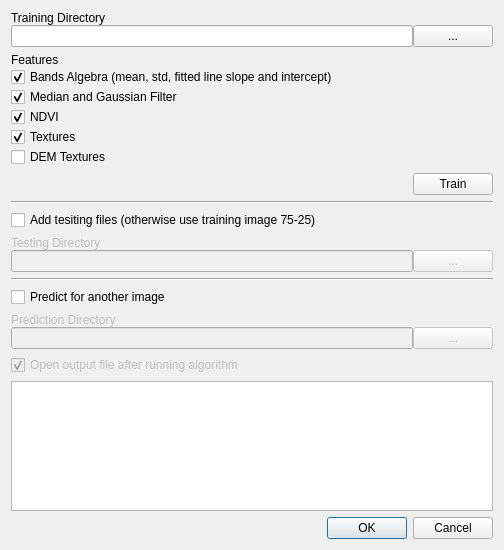
The window that Lumberjack_dialog_base.ui (carobrus/lumberjack_qgis_plugin) describes before a commit, drawn with Qt 5.
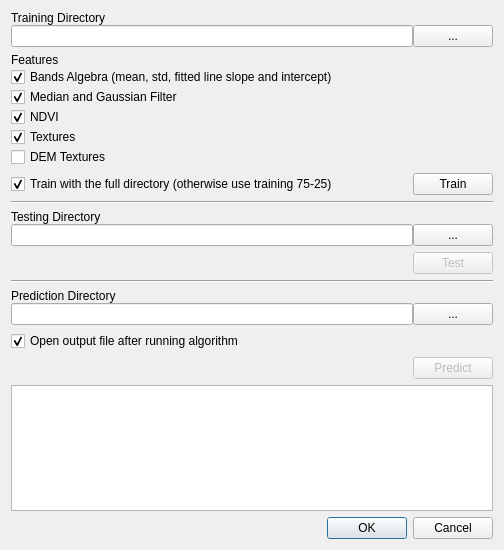
The same window after the commit.

Diff of the .ui file:
```diff
--- a/Lumberjack_dialog_base.ui
+++ b/Lumberjack_dialog_base.ui
@@ -26,6 +26,20 @@
    <string>Lumberjack</string>
   </property>
   <layout class="QGridLayout" name="gridLayout">
+   <item row="30" column="0">
+    <layout class="QVBoxLayout" name="verticalLayout">
+     <item>
+      <widget class="QDialogButtonBox" name="button_box">
+       <property name="orientation">
+        <enum>Qt::Horizontal</enum>
+       </property>
+       <property name="standardButtons">
+        <set>QDialogButtonBox::Cancel|QDialogButtonBox::Ok</set>
+       </property>
+      </widget>
+     </item>
+    </layout>
+   </item>
    <item row="0" column="0">
     <layout class="QVBoxLayout" name="verticalLayout_training_directory">
      <property name="spacing">
@@ -58,7 +72,7 @@
      </item>
     </layout>
    </item>
-   <item row="4" column="0">
+   <item row="5" column="0">
     <widget class="Line" name="line">
      <property name="orientation">
       <enum>Qt::Horizontal</enum>
@@ -85,7 +99,7 @@
      <item>
       <widget class="QLabel" name="label_imageDirectory">
        <property name="enabled">
-        <bool>false</bool>
+        <bool>true</bool>
        </property>
        <property name="text">
         <string>Prediction Directory</string>
@@ -97,7 +111,7 @@
        <item>
         <widget class="QLineEdit" name="lineEdit_predictionDirectoy">
          <property name="enabled">
-          <bool>false</bool>
+          <bool>true</bool>
          </property>
          <property name="clearButtonEnabled">
           <bool>false</bool>
@@ -107,7 +121,7 @@
        <item>
         <widget class="QPushButton" name="pushButton_predictionDirectory">
          <property name="enabled">
-          <bool>false</bool>
+          <bool>true</bool>
          </property>
          <property name="text">
           <string>...</string>
@@ -196,7 +210,7 @@
      <item>
       <widget class="QLabel" name="label_testingDirectory">
        <property name="enabled">
-        <bool>false</bool>
+        <bool>true</bool>
        </property>
        <property name="text">
         <string>Testing Directory</string>
@@ -208,14 +222,14 @@
        <item>
         <widget class="QLineEdit" name="lineEdit_testingDirectory">
          <property name="enabled">
-          <bool>false</bool>
+          <bool>true</bool>
          </property>
         </widget>
        </item>
        <item>
         <widget class="QPushButton" name="pushButton_testingDirectory">
          <property name="enabled">
-          <bool>false</bool>
+          <bool>true</bool>
          </property>
          <property name="text">
           <string>...</string>
@@ -226,48 +240,10 @@
      </item>
     </layout>
    </item>
-   <item row="30" column="0">
-    <layout class="QVBoxLayout" name="verticalLayout">
-     <item>
-      <widget class="QDialogButtonBox" name="button_box">
-       <property name="orientation">
-        <enum>Qt::Horizontal</enum>
-       </property>
-       <property name="standardButtons">
-        <set>QDialogButtonBox::Cancel|QDialogButtonBox::Ok</set>
-       </property>
-      </widget>
-     </item>
-    </layout>
-   </item>
-   <item row="12" column="0">
-    <widget class="Line" name="line_2">
-     <property name="orientation">
-      <enum>Qt::Horizontal</enum>
-     </property>
-    </widget>
-   </item>
-   <item row="5" column="0">
-    <layout class="QVBoxLayout" name="verticalLayout_testing_vector">
-     <property name="spacing">
-      <number>0</number>
-     </property>
-     <item>
-      <widget class="QCheckBox" name="checkBox_testing">
-       <property name="enabled">
-        <bool>true</bool>
-       </property>
-       <property name="text">
-        <string>Add tesiting files (otherwise use training image 75-25)</string>
-       </property>
-      </widget>
-     </item>
-    </layout>
-   </item>
    <item row="13" column="0">
-    <widget class="QCheckBox" name="checkBox_prediction">
-     <property name="text">
-      <string>Predict for another image</string>
+    <widget class="Line" name="line_2">
+     <property name="orientation">
+      <enum>Qt::Horizontal</enum>
      </property>
     </widget>
    </item>
@@ -279,7 +255,7 @@
      <item>
       <widget class="QCheckBox" name="checkBox_addFile">
        <property name="enabled">
-        <bool>false</bool>
+        <bool>true</bool>
        </property>
        <property name="text">
         <string>Open output file after running algorithm</string>
@@ -291,8 +267,48 @@
      </item>
     </layout>
    </item>
-   <item row="2" column="0">
+   <item row="9" column="0">
+    <layout class="QHBoxLayout" name="horizontalLayout_4">
+     <item>
+      <spacer name="horizontalSpacer_2">
+       <property name="orientation">
+        <enum>Qt::Horizontal</enum>
+       </property>
+       <property name="sizeHint" stdset="0">
+        <size>
+         <width>40</width>
+         <height>20</height>
+        </size>
+       </property>
+      </spacer>
+     </item>
+     <item>
+      <widget class="QPushButton" name="pushButton_testing">
+       <property name="enabled">
+        <bool>false</bool>
+       </property>
+       <property name="text">
+        <string>Test</string>
+       </property>
+      </widget>
+     </item>
+    </layout>
+   </item>
+   <item row="3" column="0">
     <layout class="QHBoxLayout" name="horizontalLayout_3">
+     <item>
+      <widget class="QCheckBox" name="checkBox_testing">
+       <property name="enabled">
+        <bool>true</bool>
+       </property>
+       <property name="text">
+        <string>Train with the full directory (otherwise use training 75-25)</string>
+       </property>
+       <property name="checked">
+        <bool>true</bool>
+       </property>
+      </widget>
+     </item>
      <item>
       <spacer name="horizontalSpacer">
        <property name="orientation">
@@ -315,6 +331,33 @@
      </item>
     </layout>
    </item>
+   <item row="24" column="0">
+    <layout class="QHBoxLayout" name="horizontalLayout_5">
+     <item>
+      <spacer name="horizontalSpacer_3">
+       <property name="orientation">
+        <enum>Qt::Horizontal</enum>
+       </property>
+       <property name="sizeHint" stdset="0">
+        <size>
+         <width>40</width>
+         <height>20</height>
+        </size>
+       </property>
+      </spacer>
+     </item>
+     <item>
+      <widget class="QPushButton" name="pushButton_prediction">
+       <property name="enabled">
+        <bool>false</bool>
+       </property>
+       <property name="text">
+        <string>Predict</string>
+       </property>
+      </widget>
+     </item>
+    </layout>
+   </item>
   </layout>
  </widget>
  <tabstops>
```
Left out of the diff: 18 changed lines with no effect on the pictures.
